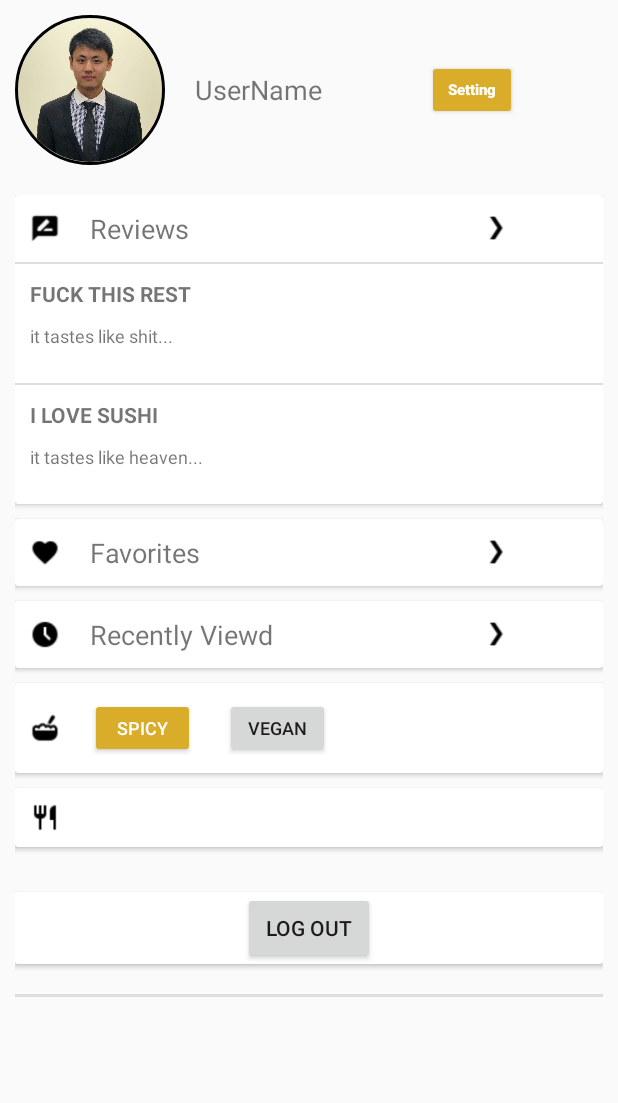
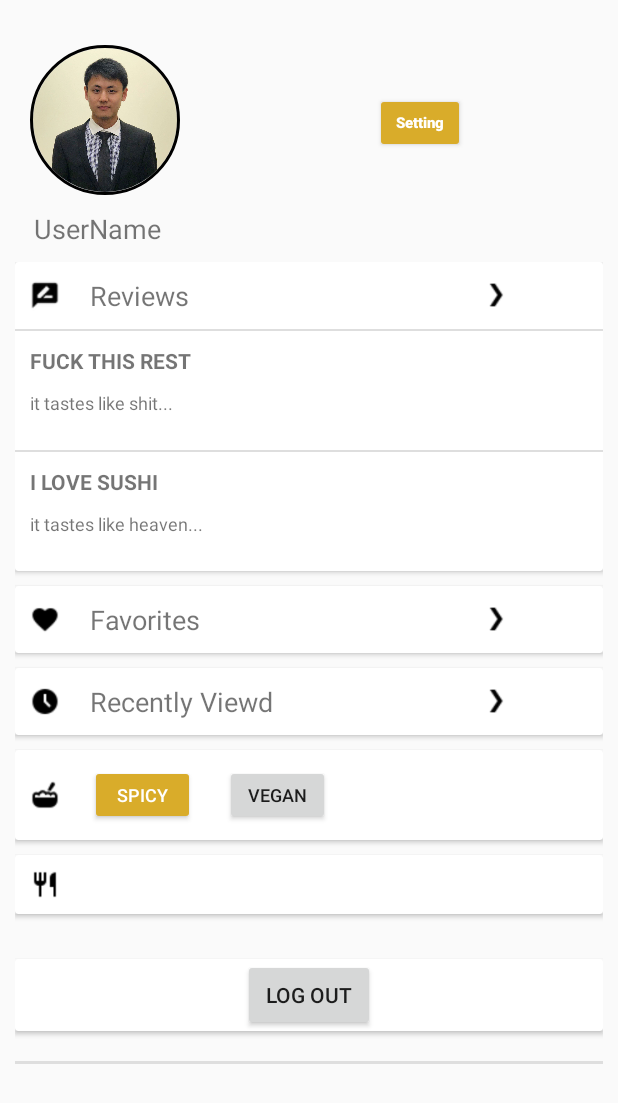
Before and after one commit to bingxueouyang/Foodographer, an Android app: the layout activity_user_profile.xml on its own in the app's theme, with its tools: preview values and no code run, on a phone screen of 412 x 824 dp. Shown: the top 1103 px of the screen. Run offline under Robolectric (Android 15) with nearby library versions, the phone set to English and light mode, and no system bars.

Commit message:
Jason's bug fixed, updated signIn, logIn, profile to newest

```diff
--- a/app/src/main/AndroidManifest.xml
+++ b/app/src/main/AndroidManifest.xml
@@ -15,6 +15,7 @@
         android:label="@string/app_name"
         android:roundIcon="@mipmap/ic_launcher_round"
         android:supportsRtl="true"
+        android:usesCleartextTraffic="true"
         android:theme="@style/AppTheme">
         <activity
             android:name=".Homepage"
--- a/app/src/main/java/com/foodie/foodographer/Homepage.java
+++ b/app/src/main/java/com/foodie/foodographer/Homepage.java
@@ -14,6 +14,8 @@ import android.widget.TextView;
 import android.widget.SearchView;
 import java.util.ArrayList;
 import android.view.View.OnClickListener;
+
+import com.google.firebase.auth.FirebaseAuth;
 
 
 public class Homepage extends AppCompatActivity {
@@ -42,6 +44,7 @@ public class Homepage extends AppCompatActivity {
 
     @Override
     protected void onCreate(Bundle savedInstanceState) {
+
         super.onCreate(savedInstanceState);
         setContentView(R.layout.activity_home);
 
--- a/app/src/main/res/layout/activity_user_profile.xml
+++ b/app/src/main/res/layout/activity_user_profile.xml
@@ -13,25 +13,34 @@
         android:layout_height="wrap_content"
         android:orientation="horizontal">
 
+        <LinearLayout
+            android:layout_width="250dp"
+            android:layout_height="wrap_content"
+            android:orientation="vertical">
+
             <de.hdodenhof.circleimageview.CircleImageView xmlns:app="http://schemas.android.com/apk/res-auto"
                 android:id="@+id/profile_image"
                 android:layout_width="100dp"
                 android:layout_height="100dp"
-            android:layout_gravity="center"
-            android:layout_margin="10dp"
+                android:layout_gravity="left"
+                android:layout_marginLeft="20dp"
+                android:layout_marginTop="30dp"
                 android:src="@drawable/profile"
                 app:civ_border_color="#FF000000"
                 app:civ_border_width="2dp" />
 
             <TextView
                 android:id="@+id/username"
-            android:layout_width="wrap_content"
+                android:layout_width="match_parent"
                 android:layout_height="wrap_content"
-            android:layout_margin="10dp"
                 android:layout_gravity="center"
+                android:layout_marginLeft="15dp"
+                android:layout_marginTop="10dp"
                 android:text="UserName"
                 android:textAlignment="textStart"
                 android:textSize="18sp" />
+
+        </LinearLayout>
 
         <Button
             android:id="@+id/setting"
@@ -39,7 +48,6 @@
             android:layout_width="60dp"
             android:layout_height="40dp"
             android:layout_gravity="center"
-            android:layout_marginLeft="60dp"
             android:text="Setting"
             android:textAllCaps="false"
             android:textSize="10sp"
@@ -181,19 +189,21 @@
                         android:src="@drawable/favorite_icon" />
 
                     <TextView
+                        android:id="@+id/favoriteRest"
                         android:layout_width="240dp"
                         android:layout_height="wrap_content"
+                        android:layout_gravity="center"
                         android:layout_margin="10dp"
-                        android:layout_gravity="center"
                         android:text="Favorites"
                         android:textAlignment="textStart"
                         android:textSize="18sp" />
 
                     <Button
+                        android:id="@+id/listFavor"
                         android:layout_width="20dp"
                         android:layout_height="20dp"
+                        android:layout_gravity="center"
                         android:layout_margin="10dp"
-                        android:layout_gravity="center"
                         android:background="@drawable/enter_icon" />
 
                 </LinearLayout>
@@ -220,19 +230,21 @@
                         android:src="@drawable/recently_reviewed_icon" />
 
                     <TextView
+                        android:id="@+id/recentViewRest"
                         android:layout_width="240dp"
                         android:layout_height="wrap_content"
+                        android:layout_gravity="center"
                         android:layout_margin="10dp"
-                        android:layout_gravity="center"
                         android:text="Recently Viewd"
                         android:textAlignment="textStart"
                         android:textSize="18sp" />
 
                     <Button
+                        android:id="@+id/listView"
                         android:layout_width="20dp"
                         android:layout_height="20dp"
+                        android:layout_gravity="center"
                         android:layout_margin="10dp"
-                        android:layout_gravity="center"
                         android:background="@drawable/enter_icon" />
 
                 </LinearLayout>
```
Also changed, not shown: app/src/main/java/com/foodie/foodographer/RecyclerReviewList.java (+10 -3 lines), app/src/main/java/com/foodie/foodographer/Restaurant.java (+71 -0 lines), app/src/main/java/com/foodie/foodographer/RestaurantInfo.java (+72 -40 lines), app/src/main/java/com/foodie/foodographer/SignUp.java (+29 -5 lines), app/src/main/java/com/foodie/foodographer/UserProfile.java (+77 -10 lines), app/src/main/java/com/foodie/foodographer/LogIn.java (line endings or trailing spaces). Lines whose indentation alone changed are shown as unchanged.
